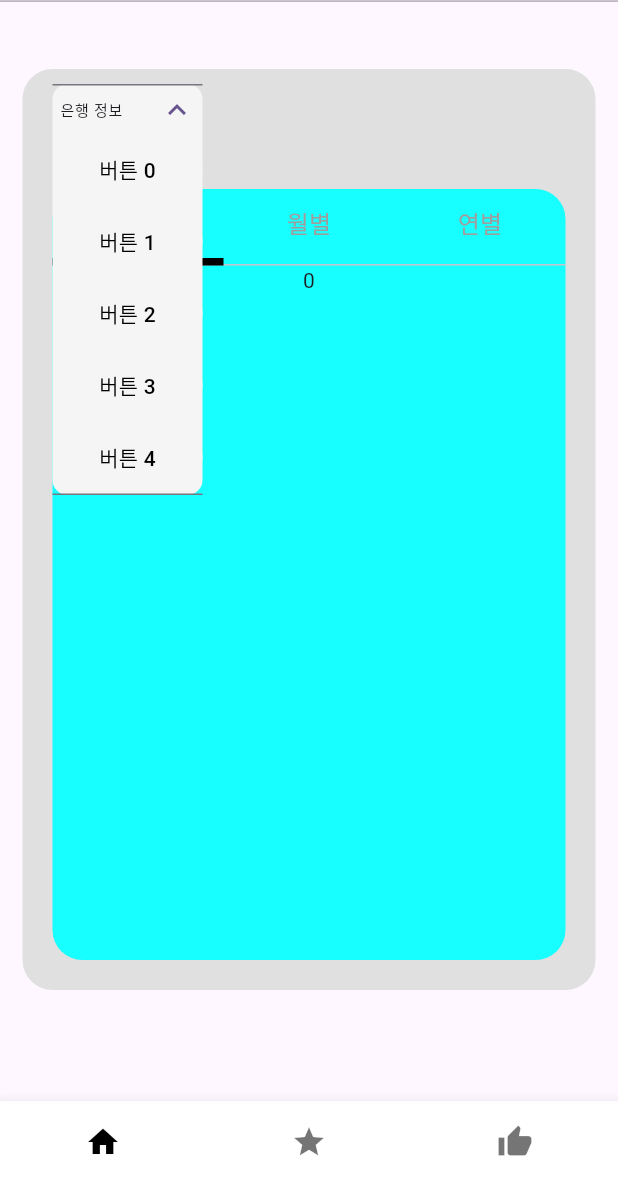
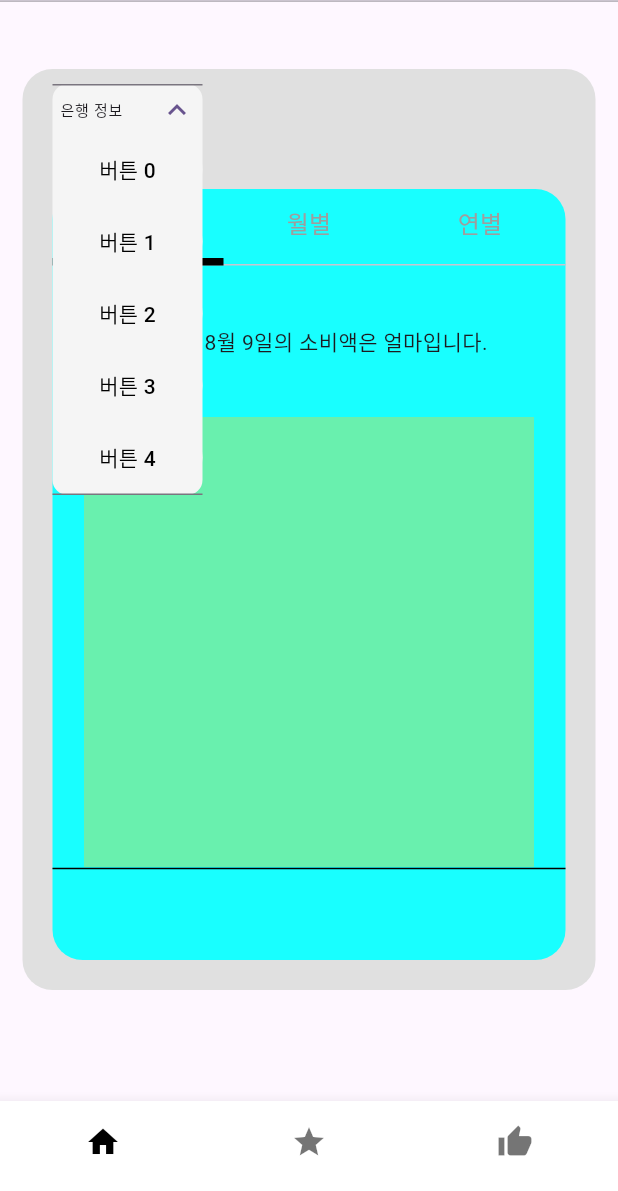
Before and after one commit to IIVRIICOLKM/Geon_CheckPaymentDetails, a Flutter app: the screen it shows after launch, after a tap on "은행 정보", on a phone screen of 412 x 824 dp, the part 45-1236 px from its top. Run offline on Flutter 3.47's test engine with Material 3 defaults, Android fonts, the light colour scheme and no system bars.

Commit message:
Feat - 홈 화면 프레임 제작 완료

```diff
--- a/CheckPaymentDetails_FE/lib/Widgets/statefulView.dart
+++ b/CheckPaymentDetails_FE/lib/Widgets/statefulView.dart
@@ -1,7 +1,7 @@
 import 'package:flutter/material.dart';
 import 'package:provider/provider.dart';
 
-class TabBarScreen extends StatefulWidget with ChangeNotifier{
+class TabBarScreen extends StatefulWidget{
   TabBarScreen({Key? key}) : super(key: key);
   _TabBarScreenState tabBarScreenState = _TabBarScreenState();
 
@@ -16,17 +16,9 @@ class _TabBarScreenState extends State<TabBarScreen> with TickerProviderStateMix
     length: 3,
     vsync: this,
     initialIndex: 0,
-
     /// 탭 변경 애니메이션 시간
     animationDuration: const Duration(milliseconds: 800),
   );
-
-  void updateIndex(){
-    setState(() {
-      nowIndex = this.tabController.index;
-    });
-    notifyListeners();
-  }
 
   @override
   void initState(){
@@ -41,9 +33,7 @@ class _TabBarScreenState extends State<TabBarScreen> with TickerProviderStateMix
 
   @override
   Widget build(BuildContext context) {
-    return Container(
-      child: _tabBar()
-    );
+    return _tabBar();
   }
   // TabController -> controller which shows information of tabbar
   Widget _tabBar() {
@@ -66,7 +56,12 @@ class _TabBarScreenState extends State<TabBarScreen> with TickerProviderStateMix
       indicatorColor: Colors.black,
       indicatorWeight: 5,
       indicatorSize: TabBarIndicatorSize.tab,
-      onTap: (index) => {updateIndex()}
+      onTap: (index) => {
+        setState(() {
+          nowIndex = this.tabController.index;
+          notifyListeners();
+        })
+      }
     );
   }
 }
@@ -80,28 +75,72 @@ class PaymentInformation extends StatefulWidget{
 
 class _PaymentInformationState extends State<PaymentInformation>{
 
+  TabBarScreen tabBarScreen = TabBarScreen();
+
   @override
   void initState(){
     super.initState();
   }
 
-  TabBarScreen tabBarScreen = TabBarScreen();
-
+  // 하나의 build 함수 내부에서 Provider를 소비, 생산을 동시에 하는 경우 Consumer 메서드 사용
+  // 아닌 경우 context.read, watch<T>().Func 패턴 사용
   @override
   Widget build(BuildContext context) {
     return Column(
       mainAxisAlignment: MainAxisAlignment.start,
       children: [
         tabBarScreen,
-        ChangeNotifierProvider(
-          create: (_) => tabBarScreen.tabBarScreenState,
-          child: Consumer<_TabBarScreenState>(
-            builder: (context, tabbarscreen, child){
-              return Text('${tabbarscreen.nowIndex}');
-            }
-          )
-        ),
+        SizedBox(height: 40),
+        PaymentPresentation(tabBarScreen: tabBarScreen)
       ],
     );
   }
 }
+
+class PaymentPresentation extends StatefulWidget{
+
+  TabBarScreen tabBarScreen = TabBarScreen();
+  PaymentPresentation({super.key, required TabBarScreen tabBarScreen}){
+    this.tabBarScreen = tabBarScreen;
+  }
+
+  @override
+  State<PaymentPresentation> createState() => _PaymentPresentationState();
+}
+
+class _PaymentPresentationState extends State<PaymentPresentation>{
+
+  TabBarScreen tabBarScreen = TabBarScreen();
+
+  Widget build(BuildContext context){
+
+    this.tabBarScreen = widget.tabBarScreen;
+
+    return ChangeNotifierProvider(
+      create: (_) => tabBarScreen.tabBarScreenState,
+      child: Consumer<_TabBarScreenState>(
+          builder: (context, tabscr, child){
+            return Column(
+              mainAxisAlignment: MainAxisAlignment.start,
+              children: <Widget>[
+                if (tabscr.nowIndex == 0)
+                  Text('2025년 8월 9일의 소비액은 얼마입니다.')
+                else if (tabscr.nowIndex == 1)
+                  Text('2025년 7월 9일 부터 8월 9일 까지의 소비액은 얼마입니다.')
+                else
+                  Text('2024년 8월 9일 부터 2025년 8월 9일 까지의 소비액은 얼마입니다.'),
+                SizedBox(height: 40),
+                Container(
+                  width: 300,
+                  height: 300,
+                  padding: EdgeInsets.all(20),
+                  color: Colors.greenAccent,
+                ),
+                Divider(height: 2, color: Colors.black)
+              ],
+            );
+          }
+      ),
+    );
+  }
+}
```
Also changed, not shown: CheckPaymentDetails_FE/lib/Models/Account.dart (added), CheckPaymentDetails_FE/lib/Models/Bank.dart (added), CheckPaymentDetails_FE/lib/Models/Payment.dart (added).
